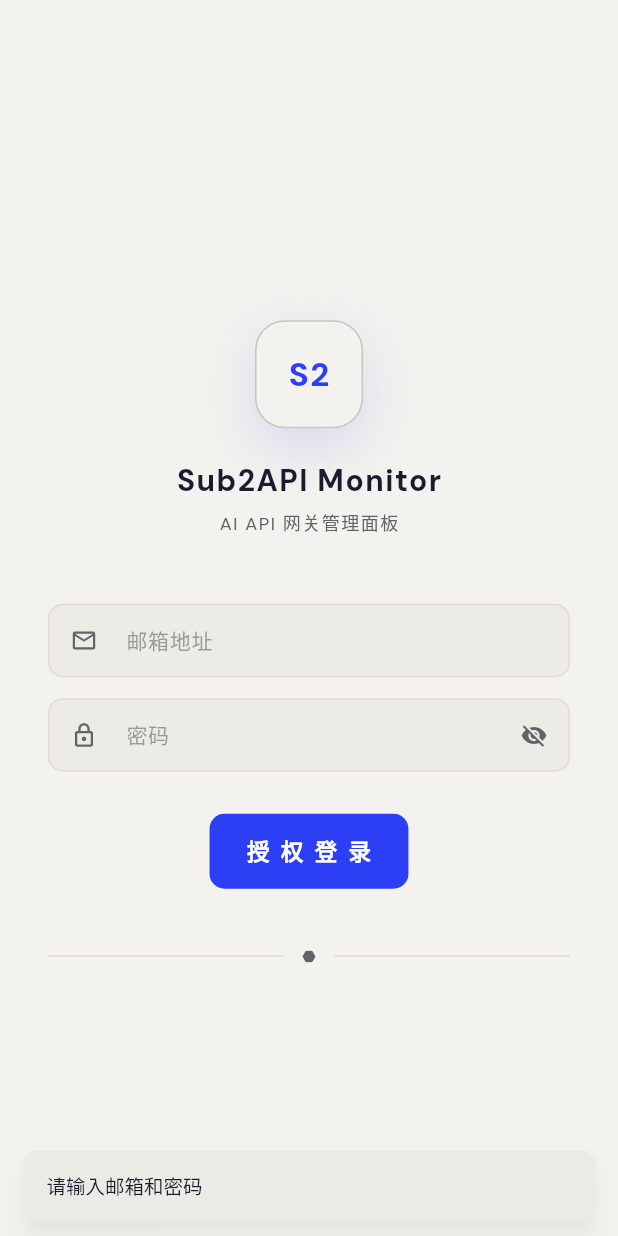
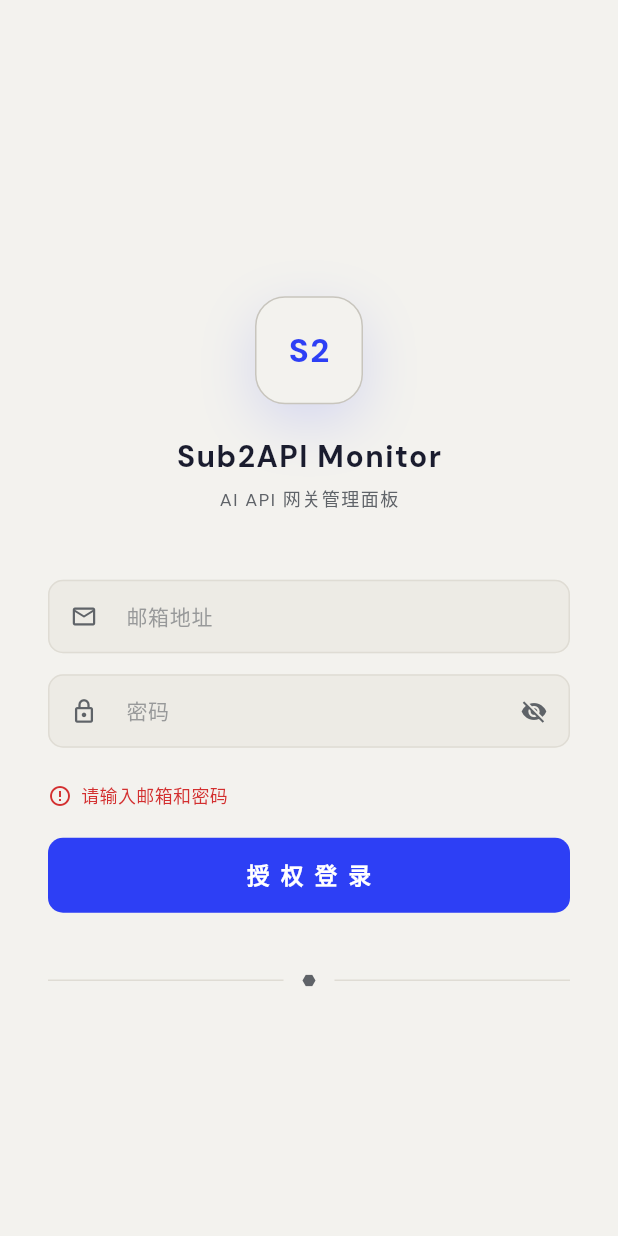
Before and after one commit to yak33/sub2api_monitor, a Flutter app: the screen it shows after launch, after a tap on "授 权 登 录", on a phone screen of 412 x 824 dp. Run offline on Flutter 3.47's test engine with Material 3 defaults, Android fonts, the phone set to English and light mode, and no system bars; our stand-ins replace dio, fl_chart, flutter_riverpod, flutter_secure_storage, go_router, google_fonts and 2 more; network calls fail.

Commit message:
@ feat(auth): ♻️ 重构登录流程、错误模型与路由监听机制
- 新增统一错误模型 AppException + ErrorType（network/auth/server/unknown）
- AuthRepositoryImpl 内置 DioException→AppException 翻译，按状态码/连接类型给中文提示
- LoginPage 表单校验与错误提示内嵌化（替代 SnackBar），输入变化自动消错
- Router 使用独立 _AuthRedirectNotifier 监听 isAuthenticated 翻转，避免 loading/error
  状态抖动导致 LoginPage 被重建清空
- AuthNotifier login 失败时保持干净未登录态，错误仅通过 rethrow 交由页面局部处理
- 默认 base_url 回退为 localhost，隐藏公网 IP
@

```diff
--- a/lib/app/router.dart
+++ b/lib/app/router.dart
@@ -17,14 +17,36 @@ import '../shared/providers/auth_provider.dart';
 // ── Shell 路由 (底部导航) ──
 final _shellNavigatorKey = GlobalKey<NavigatorState>();
 
+/// 登录状态的变化列表。仅当 isAuthenticated 翻转时才通知 router 重定向，
+/// 避免 login() 内部的中间状态（loading / error）重建整个 router，
+/// 否则 LoginPage 会被销毁重建，导致输入框被清空、错误提示丢失。
+class _AuthRedirectNotifier extends ChangeNotifier {
+  _AuthRedirectNotifier(Ref ref) {
+    ref.listen<AuthState?>(
+      // 只关注“是否已登录”这一个维度，过滤掉 loading/error 抖动
+      authStateProvider.select((async) {
+        final v = async.valueOrNull;
+        return v == null ? null : AuthState(isAuthenticated: v.isAuthenticated);
+      }),
+      (_, __) => notifyListeners(),
+      // fireImmediately: 不需要，router 初始化时 redirect 会自然执行一次
+    );
+  }
+}
+
 final routerProvider = Provider<GoRouter>((ref) {
-  final authState = ref.watch(authStateProvider);
+  final refreshNotifier = _AuthRedirectNotifier(ref);
+  // provider 销毁时一并释放监听，避免内存泄漏
+  ref.onDispose(refreshNotifier.dispose);
 
   return GoRouter(
     initialLocation: '/',
     debugLogDiagnostics: true,
+    refreshListenable: refreshNotifier,
     redirect: (context, state) {
-      final isLoggedIn = authState.valueOrNull?.isAuthenticated ?? false;
+      // 直接读 provider 当前值，避免在 build 期 watch 导致 router 被重建
+      final authState = ref.read(authStateProvider).valueOrNull;
+      final isLoggedIn = authState?.isAuthenticated ?? false;
       final isLoginRoute = state.matchedLocation == '/login';
 
       if (!isLoggedIn && !isLoginRoute) return '/login';
--- a/lib/features/auth/presentation/login_page.dart
+++ b/lib/features/auth/presentation/login_page.dart
@@ -2,7 +2,7 @@ import 'package:flutter/material.dart';
 import 'package:flutter_riverpod/flutter_riverpod.dart';
 import 'package:go_router/go_router.dart';
 
-import '../../../app/app_theme.dart';
+import '../../../shared/errors/app_exception.dart';
 import '../../../shared/providers/auth_provider.dart';
 
 class LoginPage extends ConsumerStatefulWidget {
@@ -17,20 +17,63 @@ class _LoginPageState extends ConsumerState<LoginPage> {
   bool _obscure = true;
   bool _loading = false;
 
+  /// 当前表单错误提示（null 表示无错误）。任何输入变化都会清空。
+  String? _errorText;
+
   @override
-  void dispose() { _emailCtrl.dispose(); _pwdCtrl.dispose(); super.dispose(); }
+  void dispose() {
+    _emailCtrl.dispose();
+    _pwdCtrl.dispose();
+    super.dispose();
+  }
+
+  /// 输入变化时清除错误提示。
+  void _clearError() {
+    if (_errorText != null) setState(() => _errorText = null);
+  }
+
+  /// 简单邮箱格式校验：非空且包含 @。
+  bool _isEmailValid(String s) {
+    final t = s.trim();
+    return t.isNotEmpty && RegExp(r'^[^@\s]+@[^@\s]+\.[^@\s]+$').hasMatch(t);
+  }
 
   Future<void> _login() async {
-    if (_emailCtrl.text.isEmpty || _pwdCtrl.text.isEmpty) { _toast('请输入邮箱和密码'); return; }
+    // 校验前先清除旧错误
+    setState(() => _errorText = null);
+
+    final email = _emailCtrl.text.trim();
+    final pwd = _pwdCtrl.text;
+
+    if (email.isEmpty && pwd.isEmpty) {
+      setState(() => _errorText = '请输入邮箱和密码');
+      return;
+    }
+    if (email.isEmpty) {
+      setState(() => _errorText = '请输入邮箱地址');
+      return;
+    }
+    if (!_isEmailValid(email)) {
+      setState(() => _errorText = '邮箱地址格式不正确');
+      return;
+    }
+    if (pwd.isEmpty) {
+      setState(() => _errorText = '请输入密码');
+      return;
+    }
+
     setState(() => _loading = true);
     try {
-      await ref.read(authStateProvider.notifier).login(_emailCtrl.text.trim(), _pwdCtrl.text);
+      await ref.read(authStateProvider.notifier).login(email, pwd);
       if (mounted) context.go('/');
-    } catch (e) { if (mounted) _toast(e.toString()); }
-    finally { if (mounted) setState(() => _loading = false); }
+    } on AppException catch (e) {
+      if (mounted) setState(() => _errorText = e.message);
+    } catch (e) {
+      if (mounted) setState(() => _errorText = '登录失败，请重试');
+    } finally {
+      if (mounted) setState(() => _loading = false);
     }
-
-  void _toast(String msg) => ScaffoldMessenger.of(context).showSnackBar(SnackBar(content: Text(msg)));
+  }
 
   @override
   Widget build(BuildContext context) {
@@ -46,49 +89,133 @@ class _LoginPageState extends ConsumerState<LoginPage> {
           child: Center(
             child: SingleChildScrollView(
               padding: const EdgeInsets.symmetric(horizontal: 32),
-              child: Column(mainAxisAlignment: MainAxisAlignment.center, children: [
+              child: Column(
+                mainAxisAlignment: MainAxisAlignment.center,
+                children: [
                   const SizedBox(height: 32),
                   Container(
-                  width: 72, height: 72,
+                    width: 72,
+                    height: 72,
                     decoration: BoxDecoration(
                       color: cs.surfaceContainer,
                       borderRadius: BorderRadius.circular(20),
                       border: Border.all(color: cs.outline),
-                    boxShadow: [BoxShadow(color: cs.primary.withValues(alpha: isDark ? 0.08 : 0.15), blurRadius: 32, offset: const Offset(0, 12))],
+                      boxShadow: [
+                        BoxShadow(
+                            color: cs.primary
+                                .withValues(alpha: isDark ? 0.08 : 0.15),
+                            blurRadius: 32,
+                            offset: const Offset(0, 12))
+                      ],
                     ),
-                  child: Center(child: Text('S2', style: TextStyle(fontSize: 22, fontWeight: FontWeight.w800, color: cs.primary, letterSpacing: 1))),
+                    child: Center(
+                        child: Text('S2',
+                            style: TextStyle(
+                                fontSize: 22,
+                                fontWeight: FontWeight.w800,
+                                color: cs.primary,
+                                letterSpacing: 1))),
                   ),
                   const SizedBox(height: 20),
-                Text('Sub2API Monitor', style: TextStyle(fontSize: 20, fontWeight: FontWeight.w700, color: cs.onSurface, letterSpacing: 1)),
+                  Text('Sub2API Monitor',
+                      style: TextStyle(
+                          fontSize: 20,
+                          fontWeight: FontWeight.w700,
+                          color: cs.onSurface,
+                          letterSpacing: 1)),
                   const SizedBox(height: 4),
-                Text('AI API 网关管理面板', style: TextStyle(fontSize: 12, color: cs.onSurfaceVariant, letterSpacing: 1)),
+                  Text('AI API 网关管理面板',
+                      style: TextStyle(
+                          fontSize: 12,
+                          color: cs.onSurfaceVariant,
+                          letterSpacing: 1)),
                   const SizedBox(height: 44),
                   TextField(
-                  controller: _emailCtrl, keyboardType: TextInputType.emailAddress,
+                    controller: _emailCtrl,
+                    keyboardType: TextInputType.emailAddress,
+                    autocorrect: false,
                     style: TextStyle(fontSize: 14, color: cs.onSurface),
-                  decoration: const InputDecoration(hintText: '邮箱地址', prefixIcon: Icon(Icons.email_outlined, size: 18)),
+                    onChanged: (_) => _clearError(),
+                    decoration: const InputDecoration(
+                        hintText: '邮箱地址',
+                        prefixIcon: Icon(Icons.email_outlined, size: 18)),
                   ),
                   const SizedBox(height: 14),
                   TextField(
-                  controller: _pwdCtrl, obscureText: _obscure, onSubmitted: (_) => _login(),
+                    controller: _pwdCtrl,
+                    obscureText: _obscure,
+                    onSubmitted: (_) => _login(),
                     style: TextStyle(fontSize: 14, color: cs.onSurface),
+                    onChanged: (_) => _clearError(),
                     decoration: InputDecoration(
-                    hintText: '密码', prefixIcon: const Icon(Icons.lock_outlined, size: 18),
-                    suffixIcon: IconButton(icon: Icon(_obscure ? Icons.visibility_off : Icons.visibility, size: 18), onPressed: () => setState(() => _obscure = !_obscure)),
+                      hintText: '密码',
+                      prefixIcon: const Icon(Icons.lock_outlined, size: 18),
+                      suffixIcon: IconButton(
+                          icon: Icon(
+                              _obscure
+                                  ? Icons.visibility_off
+                                  : Icons.visibility,
+                              size: 18),
+                          onPressed: () =>
+                              setState(() => _obscure = !_obscure)),
                     ),
                   ),
-                const SizedBox(height: 28),
-                SizedBox(height: 50, child: ElevatedButton(
+                  const SizedBox(height: 16),
+                  // 错误提示条：有错误时显示红色文案，无错误时占位保持高度稳定
+                  SizedBox(
+                    height: 32,
+                    child: _errorText == null
+                        ? const SizedBox.shrink()
+                        : Row(
+                            crossAxisAlignment: CrossAxisAlignment.center,
+                            children: [
+                              Icon(Icons.error_outline,
+                                  size: 16, color: cs.error),
+                              const SizedBox(width: 6),
+                              Expanded(
+                                  child: Text(_errorText!,
+                                      style: TextStyle(
+                                          fontSize: 12, color: cs.error),
+                                      maxLines: 2,
+                                      overflow: TextOverflow.ellipsis)),
+                            ],
+                          ),
+                  ),
+                  const SizedBox(height: 12),
+                  SizedBox(
+                    height: 50,
+                    width: double.infinity,
+                    child: ElevatedButton(
                       onPressed: _loading ? null : _login,
-                  child: _loading ? const SizedBox(width: 20, height: 20, child: CircularProgressIndicator(strokeWidth: 2)) : const Text('授 权 登 录', style: TextStyle(fontSize: 15, fontWeight: FontWeight.w700, letterSpacing: 2)),
-                )),
+                      child: _loading
+                          ? const SizedBox(
+                              width: 20,
+                              height: 20,
+                              child: CircularProgressIndicator(strokeWidth: 2))
+                          : const Text('授 权 登 录',
+                              style: TextStyle(
+                                  fontSize: 15,
+                                  fontWeight: FontWeight.w700,
+                                  letterSpacing: 2)),
+                    ),
+                  ),
                   const SizedBox(height: 40),
-                Row(children: [
-                  Expanded(child: Container(height: 1, color: cs.outlineVariant)),
-                  Padding(padding: const EdgeInsets.symmetric(horizontal: 12), child: Icon(Icons.hexagon, size: 10, color: cs.onSurfaceVariant)),
-                  Expanded(child: Container(height: 1, color: cs.outlineVariant)),
-                ]),
-              ]),
+                  Row(
+                    children: [
+                      Expanded(
+                          child:
+                              Container(height: 1, color: cs.outlineVariant)),
+                      Padding(
+                          padding: const EdgeInsets.symmetric(horizontal: 12),
+                          child: Icon(Icons.hexagon,
+                              size: 10, color: cs.onSurfaceVariant)),
+                      Expanded(
+                          child:
+                              Container(height: 1, color: cs.outlineVariant)),
+                    ],
+                  ),
+                ],
+              ),
             ),
           ),
         ),
--- /dev/null
+++ b/lib/shared/errors/app_exception.dart
@@ -0,0 +1,34 @@
+/// 应用统一异常类型，便于 UI 按类型显示不同样式/行为。
+enum ErrorType {
+  /// 网络不通、连接超时、DNS 解析失败等
+  network,
+
+  /// 凭据错误（401）、无权限（403）等业务鉴权问题
+  auth,
+
+  /// 服务端异常（5xx）
+  server,
+
+  /// 其它未分类错误
+  unknown,
+}
+
+/// 应用统一异常。
+///
+/// [message] 面向用户的友好文案；
+/// [type] 用于 UI 区分网络/鉴权/服务端等场景；
+/// [statusCode] 保留原始 HTTP 状态码（可能为空）。
+class AppException implements Exception {
+  final String message;
+  final ErrorType type;
+  final int? statusCode;
+
+  const AppException(
+    this.message, {
+    this.type = ErrorType.unknown,
+    this.statusCode,
+  });
+
+  @override
+  String toString() => message;
+}
--- a/lib/shared/providers/auth_provider.dart
+++ b/lib/shared/providers/auth_provider.dart
@@ -106,7 +106,11 @@ class AuthNotifier extends AsyncNotifier<AuthState> {
         isAuthenticated: true,
       ));
     } catch (e) {
-      state = AsyncData(AuthState(error: e.toString()));
+      // 失败时保持干净的“未登录”初始状态（不把 error 写进全局 state）。
+      // 这样 router 的登录态判断不会因 error 字段抖动，
+      // 错误信息只通过 rethrow 交给 LoginPage 局部 _errorText 显示。
+      state = const AsyncData(AuthState());
+      rethrow;
     }
   }
 
```
Also changed, not shown: lib/features/auth/data/repositories/auth_repository_impl.dart (+74 -0 lines). Lines whose indentation alone changed are shown as unchanged.
